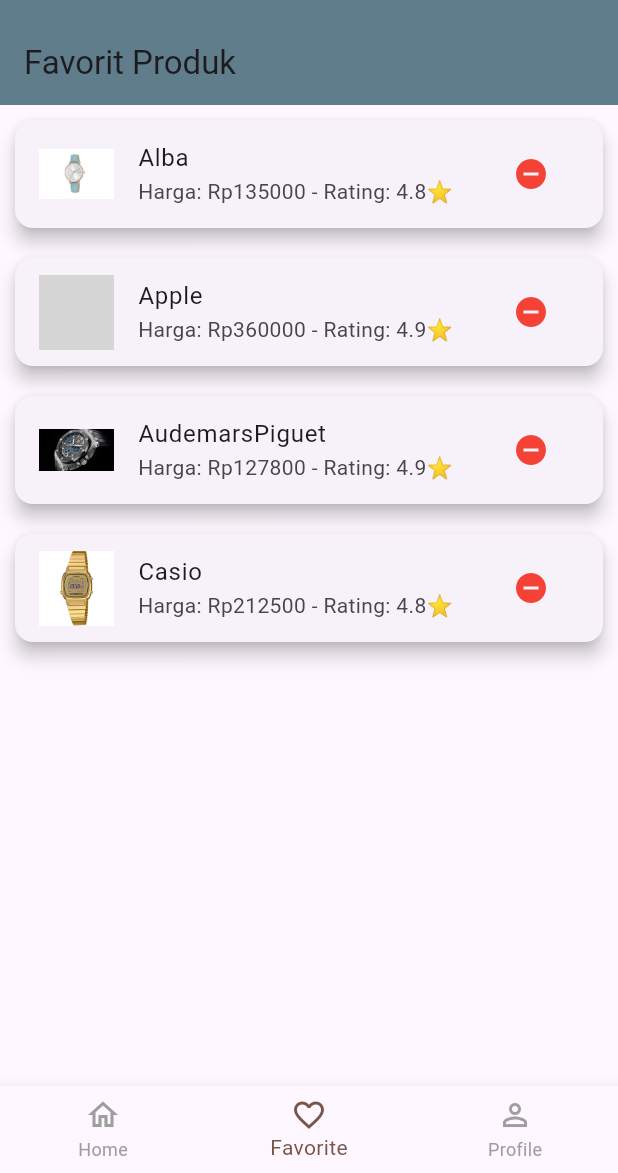
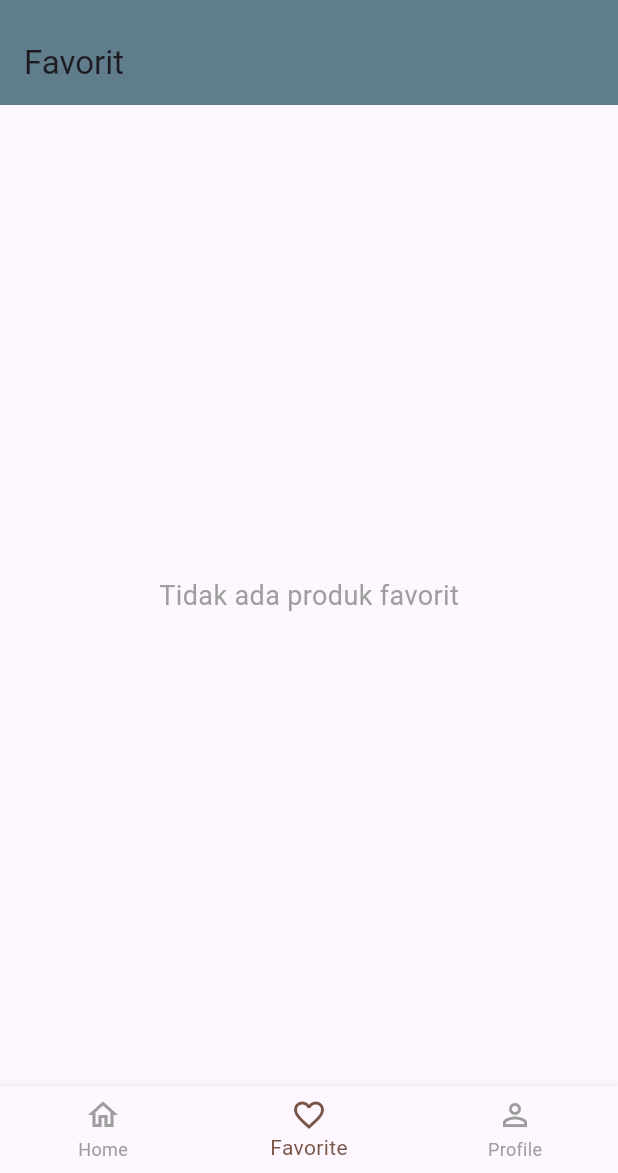
Before and after one commit to Wullannn/Timely_Treasure, a Flutter app: the screen it shows after launch, item 2 of the bottom bar chosen, on a phone screen of 412 x 824 dp, the part 63-1236 px from its top. Run offline on Flutter 3.47's test engine with Material 3 defaults, Android fonts, the phone set to English and light mode, and no system bars; our stand-ins replace image_picker; network calls fail; grey boxes are pictures that could not be loaded.

Commit message:
update favorit dan menambahkan provider favorit serta update kode untuk mendukung aktifitas favorit
selesai

```diff
--- a/lib/Secreen/Favorite_screen.dart
+++ b/lib/Secreen/Favorite_screen.dart
@@ -1,58 +1,52 @@
 import 'package:flutter/material.dart';
+import 'package:provider/provider.dart';
 import '../models/product.dart';
+import '../provider/favorit_provider.dart';
 
-class FavoritScreen extends StatefulWidget {
-  const FavoritScreen({super.key});
-
-  @override
-  _FavoritScreenState createState() => _FavoritScreenState();
-}
-
-class _FavoritScreenState extends State<FavoritScreen> {
-  final List<Product> favoritProducts = [
-    productList[0], // Alba
-    productList[1], // Apple
-    productList[4], // AudemarsPiguet
-    productList[7], // Casio
-  ];
-
+class FavoritScreen extends StatelessWidget {
   @override
   Widget build(BuildContext context) {
+    final favoritItems = Provider.of<FavoritProvider>(context).favoritItems;
+
     return Scaffold(
       appBar: AppBar(
-        title: Text('Favorit Produk'),
+        title: Text('Favorit'),
         backgroundColor: Colors.blueGrey,
       ),
-      body: favoritProducts.isEmpty
-          ? Center(child: Text('Belum ada produk favorit.'))
+      body: favoritItems.isEmpty
+          ? Center(
+              child: Text(
+                'Tidak ada produk favorit',
+                style: TextStyle(fontSize: 18, color: Colors.grey),
+              ),
+            )
           : ListView.builder(
-        itemCount: favoritProducts.length,
+              itemCount: favoritItems.length,
               itemBuilder: (context, index) {
-          final product = favoritProducts[index];
+                final product = favoritItems[index];
                 return Card(
-            key: ValueKey(product.nama),
-            margin: EdgeInsets.all(10),
+                  margin: EdgeInsets.symmetric(vertical: 8, horizontal: 16),
                   elevation: 5,
                   child: ListTile(
-              leading: Image.asset(
+                    leading: Image.network(
                       product.imageAsset,
                       width: 50,
                       height: 50,
+                      fit: BoxFit.cover,
                     ),
                     title: Text(product.nama),
-              subtitle: Text(
-                  'Harga: Rp${product.hargaDiskon} - Rating: ${product.rating}⭐'),
+                    subtitle: Text('Rp${product.hargaDiskon.toString()}'),
                     trailing: IconButton(
-                icon: Icon(Icons.remove_circle, color: Colors.red),
+                      icon: Icon(Icons.delete, color: Colors.red),
                       onPressed: () {
-                  setState(() {
-                    favoritProducts.removeAt(index);
-                  });
-                  ScaffoldMessenger.of(context).showSnackBar(SnackBar(
-                    content: Text(
-                        '${product.nama} telah dihapus dari favorit!'),
+                        Provider.of<FavoritProvider>(context, listen: false)
+                            .removeFavorite(product);
+                        ScaffoldMessenger.of(context).showSnackBar(
+                          SnackBar(
+                            content: Text('${product.nama} dihapus dari favorit'),
                             duration: Duration(seconds: 2),
-                  ));
+                          ),
+                        );
                       },
                     ),
                   ),
--- a/lib/main.dart
+++ b/lib/main.dart
@@ -1,13 +1,16 @@
 import 'package:flutter/material.dart';
 import 'package:jam/provider/provider.dart';
+import 'package:jam/provider/favorit_provider.dart';
 import 'package:provider/provider.dart';
-// Import screens
 import 'Secreen/home_screen.dart';
 
 void main() {
   runApp(
-    ChangeNotifierProvider(
-      create: (context) => UserProvider(),
+    MultiProvider(
+      providers: [
+        ChangeNotifierProvider(create: (context) => UserProvider()),
+        ChangeNotifierProvider(create: (context) => FavoritProvider()),
+      ],
       child: const MyApp(),
     ),
   );
@@ -24,7 +27,7 @@
       theme: ThemeData(
         primarySwatch: Colors.brown,
       ),
-      home: HomeScreen(), // Langsung menampilkan HomeScreen
+      home: HomeScreen(),
     );
   }
 }
--- /dev/null
+++ b/lib/provider/favorit_provider.dart
@@ -0,0 +1,22 @@
+import 'package:flutter/material.dart';
+import '../models/product.dart';
+
+class FavoritProvider extends ChangeNotifier {
+  List<Product> _favoritItems = [];
+
+  List<Product> get favoritItems => _favoritItems;
+
+  bool isFavorite(Product product) {
+    return _favoritItems.contains(product);
+  }
+
+  void addFavorite(Product product) {
+    _favoritItems.add(product);
+    notifyListeners();
+  }
+
+  void removeFavorite(Product product) {
+    _favoritItems.remove(product);
+    notifyListeners();
+  }
+}
```
Also changed, not shown: lib/Secreen/detail_screen.dart (+41 -30 lines). Lines whose indentation alone changed are shown as unchanged.
